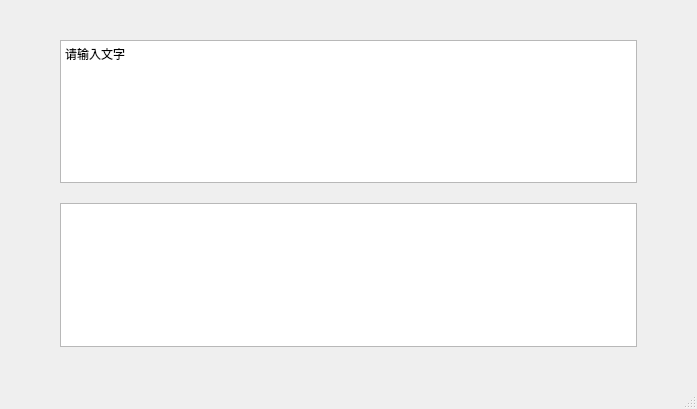
Before: the Qt Designer form 05-qt2-homework/task1_edit/task1_edit/mainwindow.ui in tingyunaiai9/programming-practice-homework, drawn with Qt 5.
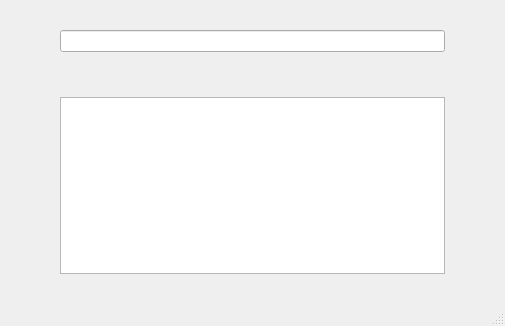
After: the same form once the commit is applied.

```diff
--- a/05-qt2-homework/task1_edit/task1_edit/mainwindow.ui
+++ b/05-qt2-homework/task1_edit/task1_edit/mainwindow.ui
@@ -6,8 +6,8 @@
    <rect>
     <x>0</x>
     <y>0</y>
-    <width>697</width>
-    <height>409</height>
+    <width>505</width>
+    <height>326</height>
    </rect>
   </property>
   <property name="windowTitle">
@@ -28,35 +28,18 @@
      <number>60</number>
     </property>
     <property name="topMargin">
-     <number>40</number>
+     <number>30</number>
     </property>
     <property name="rightMargin">
      <number>60</number>
     </property>
     <property name="bottomMargin">
-     <number>40</number>
+     <number>30</number>
     </property>
     <item>
      <layout class="QVBoxLayout" name="verticalLayout">
       <item>
-       <widget class="QTextEdit" name="inputTextEdit">
-        <property name="sizePolicy">
-         <sizepolicy hsizetype="Preferred" vsizetype="Preferred">
-          <horstretch>0</horstretch>
-          <verstretch>0</verstretch>
-         </sizepolicy>
-        </property>
-        <property name="html">
-         <string>&lt;!DOCTYPE HTML PUBLIC &quot;-//W3C//DTD HTML 4.0//EN&quot; &quot;http://www.w3.org/TR/REC-html40/strict.dtd&quot;&gt;
-&lt;html&gt;&lt;head&gt;&lt;meta name=&quot;qrichtext&quot; content=&quot;1&quot; /&gt;&lt;meta charset=&quot;utf-8&quot; /&gt;&lt;style type=&quot;text/css&quot;&gt;
-p, li { white-space: pre-wrap; }
-hr { height: 1px; border-width: 0; }
-li.unchecked::marker { content: &quot;\2610&quot;; }
-li.checked::marker { content: &quot;\2612&quot;; }
-&lt;/style&gt;&lt;/head&gt;&lt;body style=&quot; font-family:'Microsoft YaHei UI'; font-size:9pt; font-weight:400; font-style:normal;&quot;&gt;
-&lt;p style=&quot; margin-top:0px; margin-bottom:0px; margin-left:0px; margin-right:0px; -qt-block-indent:0; text-indent:0px;&quot;&gt;请输入文字&lt;/p&gt;&lt;/body&gt;&lt;/html&gt;</string>
-        </property>
-       </widget>
+       <widget class="QLineEdit" name="inputLineEdit"/>
       </item>
       <item>
        <spacer name="verticalSpacer">
```
Left out of the diff: 2 changed lines with no effect on the pictures.
